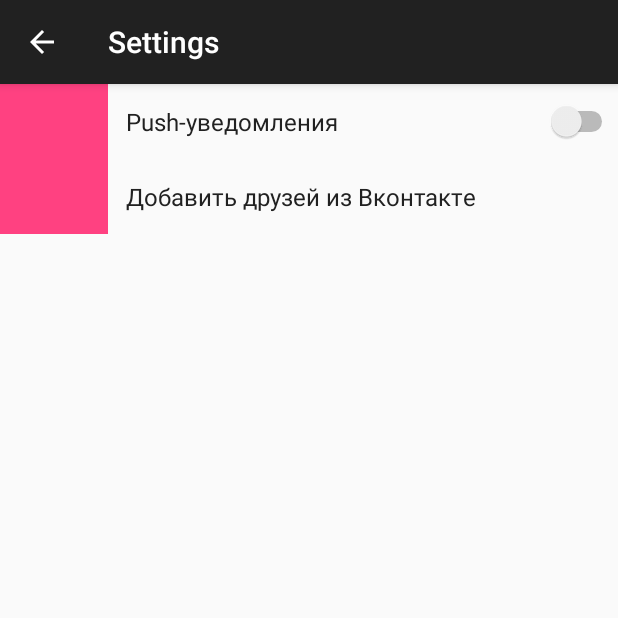
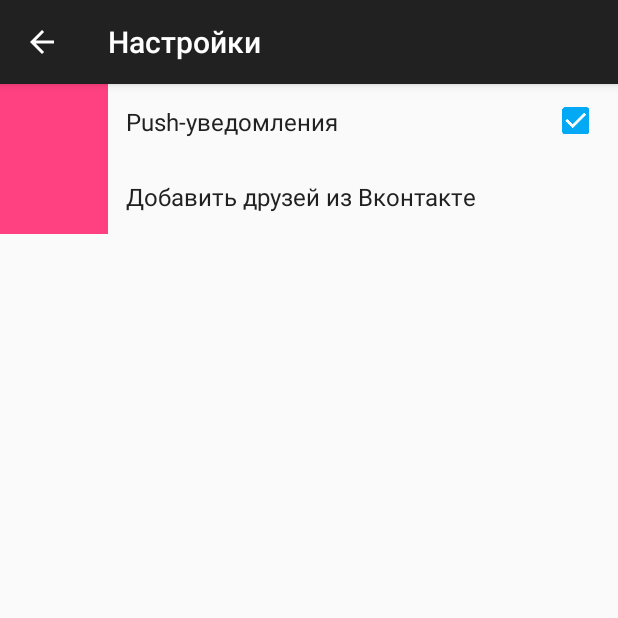
Before and after one commit to wolfrace/CallFriend, an Android app: the SettingsActivity screen opened directly, with no data from a screen before it, on a phone screen of 412 x 824 dp, the top half of it. Run offline under Robolectric (Android 15) with nearby library versions, the phone set to English and light mode, and no system bars; 7 statements that could not run were skipped.

Commit message:
Заменил свичер на чекбокс с настройках меню открывается на ширину экрана за вычетом высоты статусбара

```diff
--- a/app/src/main/AndroidManifest.xml
+++ b/app/src/main/AndroidManifest.xml
@@ -11,6 +11,7 @@
             android:name="com.fiivt.ps31.callfriend.Activities.EventsActivity"
             android:label="@string/events_activity_title" >
             <intent-filter>
+                <action android:name="android.intent.action.MAIN" />
                 <category android:name="android.intent.category.LAUNCHER" />
             </intent-filter>
         </activity>
--- a/app/src/main/java/com/fiivt/ps31/callfriend/Activities/SettingsActivity.java
+++ b/app/src/main/java/com/fiivt/ps31/callfriend/Activities/SettingsActivity.java
@@ -4,27 +4,37 @@ import android.os.Bundle;
 import android.view.Menu;
 import android.view.MenuItem;
 import android.view.View;
-import android.widget.CompoundButton;
-import android.widget.Switch;
+import android.widget.CheckBox;
+import android.widget.FrameLayout;
+import android.widget.TextView;
 
 import com.fiivt.ps31.callfriend.BaseActivity;
 import com.fiivt.ps31.callfriend.R;
+import com.fiivt.ps31.callfriend.Utils.Settings;
 
 public class SettingsActivity extends BaseActivity {
+
+    Settings settings;
+    CheckBox mPushCheckBox;
 
     @Override
     protected void onCreate(Bundle savedInstanceState) {
         super.onCreate(savedInstanceState);
         setContentView(R.layout.settings_activity);
 
-        Switch switchPush = (Switch)findViewById(R.id.sett_switchPush);
-        CompoundButton.OnCheckedChangeListener switchCheckedChangeListener = new CompoundButton.OnCheckedChangeListener() {
+        settings = Settings.getInstance(this);
+        mPushCheckBox = (CheckBox)findViewById(R.id.settings_push_checkbox);
+
+        FrameLayout pushCheckboxButton = (FrameLayout)findViewById(R.id.enable_switch_push_button);
+        View.OnClickListener switchCheckedChangeListener = new View.OnClickListener() {
             @Override
-            public void onCheckedChanged(CompoundButton compoundButton, boolean b) {
-                changePushSettings(b);
+            public void onClick(View view) {
+                changePushSettings();
             }
         };
-        switchPush.setOnCheckedChangeListener(switchCheckedChangeListener);
+        pushCheckboxButton.setOnClickListener(switchCheckedChangeListener);
+        mPushCheckBox.setChecked(settings.getIsPushEnabled());
+
         View loadFromVkView = findViewById(R.id.sett_loadFriends);
         View.OnClickListener vkLoadClickListener = new View.OnClickListener() {
             @Override
@@ -33,6 +43,8 @@ public class SettingsActivity extends BaseActivity {
             }
         };
         loadFromVkView.setOnClickListener(vkLoadClickListener);
+        if (settings.isImportVkNeed());
+            //disableVkButton();
     }
 
     @Override
@@ -56,11 +68,19 @@ public class SettingsActivity extends BaseActivity {
         return super.onOptionsItemSelected(item);
     }
 
-    public void changePushSettings(boolean isChecked){
-        //todo change settings
+    public void changePushSettings(){
+        mPushCheckBox.setChecked(!mPushCheckBox.isChecked());
+        settings.setIsPushEnabled(mPushCheckBox.isChecked());
     }
 
     public void loadFromVK(){
-        //todo load
+        goToActivity(VkontakteActivity.class);
+        settings.setIsImportVkNeed(false);
+        disableVkButton();
+    }
+
+    public void disableVkButton(){
+        findViewById(R.id.sett_loadFriends).setEnabled(false);
+        ((TextView)findViewById(R.id.settings_vk_label)).setTextColor(getResources().getColor(R.color.text_color_light));
     }
 }
--- a/app/src/main/java/com/fiivt/ps31/callfriend/AppDatabase/AppDb.java
+++ b/app/src/main/java/com/fiivt/ps31/callfriend/AppDatabase/AppDb.java
@@ -87,7 +87,7 @@ public class AppDb extends  Singleton {
                     cursor.getString(1),
                     cursor.getString(2),
                     cursor.getString(3).equalsIgnoreCase("TRUE"),
-                    cursor.getInt(4));
+                    9);//cursor.getInt(4));
             persons.add(p);
         }
 
@@ -101,7 +101,7 @@ public class AppDb extends  Singleton {
                 , cursor.getString(1)
                 , cursor.getString(2)
                 , cursor.getString(3).equalsIgnoreCase("TRUE")
-                , cursor.getInt(4));
+                , 9);//cursor.getInt(4));
     }
 
     // Templates API
--- a/app/src/main/java/com/fiivt/ps31/callfriend/BaseActivity.java
+++ b/app/src/main/java/com/fiivt/ps31/callfriend/BaseActivity.java
@@ -4,10 +4,12 @@ import android.content.Context;
 import android.content.Intent;
 import android.content.res.Configuration;
 import android.content.res.TypedArray;
+import android.graphics.Point;
 import android.os.Bundle;
 import android.support.v4.app.ActionBarDrawerToggle;
 import android.support.v4.widget.DrawerLayout;
 import android.support.v7.app.ActionBarActivity;
+import android.view.Display;
 import android.view.LayoutInflater;
 import android.view.Menu;
 import android.view.MenuItem;
@@ -124,7 +126,14 @@ public class BaseActivity extends ActionBarActivity {
 
     private void initDrawer() {
         mDrawerLayout = (DrawerLayout)findViewById(R.id.drawer_layout);
+
         mDrawerLeft = (LinearLayout) findViewById(R.id.left_drawer);
+        Display display = getWindowManager().getDefaultDisplay();
+        Point size = new Point();
+        display.getSize(size);
+        int width = size.x;
+        mDrawerLeft.setMinimumWidth(width-getStatusBarHeight());
+
         mDrawerList = (ListView)findViewById(R.id.drawer_list);
         mDrawerLayout.setDrawerListener(createDrawerToggle());
         NavDrawerListAdapter adapter = new NavDrawerListAdapter(getApplicationContext(), navDrawerItems);
@@ -175,7 +184,7 @@ public class BaseActivity extends ActionBarActivity {
      * Displaying fragment view for selected nav drawer list item
      * */
     private void displayView(int position) {
-
+//depends on string array
         switch (position) {
             case 0://events
                 goToActivity(EventsActivity.class);
@@ -201,7 +210,7 @@ public class BaseActivity extends ActionBarActivity {
         mDrawerLayout.closeDrawer(mDrawerLeft);
     }
 
-    private void goToActivity(Class activityClass ){
+    public void goToActivity(Class activityClass ){
         Intent intent = new Intent(this, activityClass);
         startActivity(intent);
         finish();// finishes the current activity
--- /dev/null
+++ b/app/src/main/res/drawable/layout_clickable_click.xml
@@ -0,0 +1,5 @@
+<?xml version="1.0" encoding="utf-8"?>
+<selector xmlns:android="http://schemas.android.com/apk/res/android">
+    <item android:state_pressed="true"
+        android:drawable="@color/background_blue_light" /> <!-- pressed -->
+</selector>
--- a/app/src/main/res/layout/drawer_layout.xml
+++ b/app/src/main/res/layout/drawer_layout.xml
@@ -14,7 +14,7 @@ android:layout_height="match_parent">
 <LinearLayout
     android:orientation="vertical"
     android:id="@+id/left_drawer"
-    android:layout_width="240dip"
+    android:layout_width="fill_parent"
     android:layout_height="match_parent"
     android:layout_gravity="start"
     android:choiceMode="singleChoice"
--- a/app/src/main/res/layout/drawer_list_item.xml
+++ b/app/src/main/res/layout/drawer_list_item.xml
@@ -10,8 +10,8 @@
         android:layout_height="wrap_content"
         android:layout_alignParentLeft="true"
         android:layout_centerVertical="true"
-        android:layout_marginLeft="12dp"
-        android:layout_marginRight="12dp"
+        android:layout_marginLeft="16dp"
+        android:layout_marginRight="31dp"
         android:src="@drawable/ic_launcher" />
 
     <TextView
@@ -22,6 +22,7 @@
         android:layout_toRightOf="@id/drawer_item_icon"
         android:gravity="center_vertical"
         android:paddingRight="40dp"
+        android:textSize="@dimen/standard_text_size"
         android:text="no text"
         android:textColor="@color/text_color" />
 
--- a/app/src/main/res/layout/settings_activity.xml
+++ b/app/src/main/res/layout/settings_activity.xml
@@ -15,24 +15,47 @@
             <LinearLayout
                 android:orientation="horizontal"
                 android:layout_width="fill_parent"
-                android:layout_height="wrap_content">
+                android:layout_height="wrap_content"
+                android:gravity="center_vertical">
 
                 <ImageView
                     android:background="@color/circle_button_color"
                     android:layout_width="72dp"
                     android:layout_height="50dp" />
 
-                <Switch
-                    android:id="@+id/sett_switchPush"
-                    android:layout_width="fill_parent"
-                    android:layout_height="fill_parent"
+                <TextView
+                    android:id="@+id/settings_push_label"
+                    android:layout_width="wrap_content"
+                    android:layout_height="wrap_content"
+                    android:text="@string/settings_switch_push"
+                    android:singleLine="true"
                     android:textSize="@dimen/standard_text_size"
                     android:textColor="@color/text_color_darkness"
-                    android:text="@string/settings_switch_push"
-                    android:layout_gravity="center_vertical"
                     android:layout_weight="1"
-                    android:gravity="center_vertical"
-                    android:layout_marginLeft="12dp" />
+                    android:layout_marginLeft="12dp"
+                    android:layout_marginRight="8dp" />
+
+                <FrameLayout
+                    android:id="@+id/enable_switch_push_button"
+                    android:layout_width="56dp"
+                    android:clickable="true"
+                    android:focusable="false"
+                    android:focusableInTouchMode="false"
+                    android:layout_height="match_parent">
+
+                    <CheckBox
+                        android:id="@+id/settings_push_checkbox"
+                        android:layout_width="24dp"
+                        android:layout_height="24dp"
+                        android:clickable="false"
+                        android:focusable="false"
+                        android:focusableInTouchMode="false"
+                        android:textSize="@dimen/standard_text_size"
+                        android:button="@drawable/checkbox"
+                        android:layout_marginLeft="16dp"
+                        android:layout_gravity="center_vertical" />
+
+                </FrameLayout>
 
             </LinearLayout>
 
@@ -43,6 +66,7 @@
                 android:layout_height="wrap_content"
                 android:clickable="true"
                 android:focusable="false"
+                android:background="@drawable/layout_clickable_click"
                 android:focusableInTouchMode="false">
 
                 <ImageView
@@ -53,6 +77,7 @@
                 <TextView
                     android:layout_width="0dp"
                     android:layout_height="fill_parent"
+                    android:id="@+id/settings_vk_label"
                     android:textSize="@dimen/standard_text_size"
                     android:textColor="@color/text_color_darkness"
                     android:text="@string/settings_get_friends_from_vk"
--- a/app/src/main/res/values/strings.xml
+++ b/app/src/main/res/values/strings.xml
@@ -37,7 +37,7 @@
     <string name="empty_event_name_hint">Название события не может быть пустым</string>
     <string name="settings_switch_push">Push-уведомления</string>
     <string name="settings_get_friends_from_vk">Добавить друзей из Вконтакте</string>
-    <string name="title_activity_settings">Settings</string>
+    <string name="title_activity_settings">Настройки</string>
     <string name="empty_event_date_hint">Дата события не задана</string>
 
     <string name="drawer_open">Open navigation drawer</string>
```
